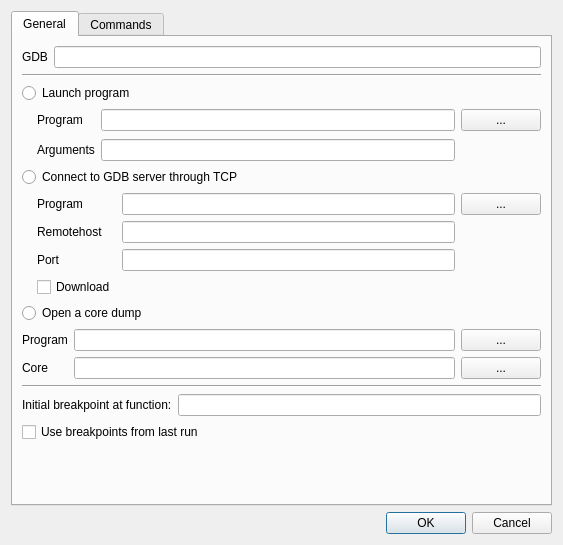
Above: src/opendialog.ui from jhn98032/gede before the change. Below: the same form after it.
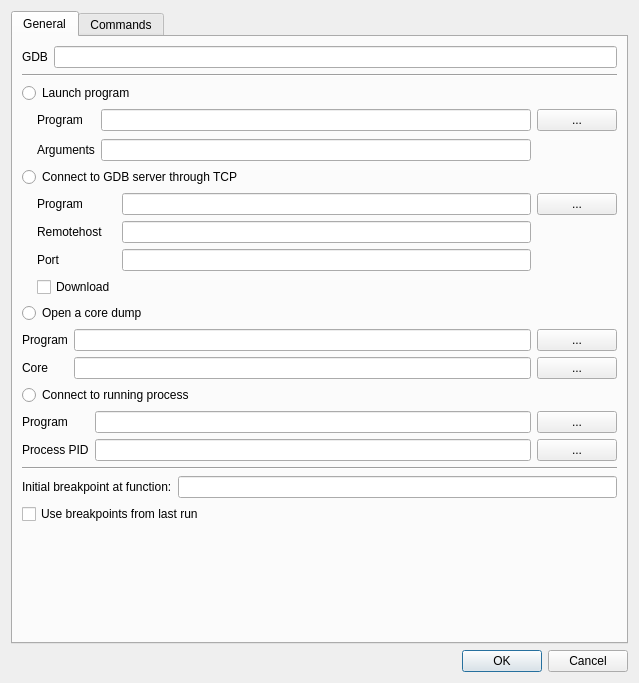
That is the form after the change.

Commit message: Added support for connecting to a running prog

```diff
--- a/src/opendialog.ui
+++ b/src/opendialog.ui
@@ -6,8 +6,8 @@
    <rect>
     <x>0</x>
     <y>0</y>
-    <width>563</width>
-    <height>545</height>
+    <width>639</width>
+    <height>683</height>
    </rect>
   </property>
   <property name="windowTitle">
@@ -205,6 +205,51 @@
          </item>
         </layout>
        </item>
+       <item>
+        <widget class="QRadioButton" name="radioButton_runningProgram">
+         <property name="text">
+          <string>Connect to running process</string>
+         </property>
+        </widget>
+       </item>
+       <item>
+        <layout class="QGridLayout" name="gridLayout_5">
+         <item row="0" column="0">
+          <widget class="QLabel" name="label_10">
+           <property name="text">
+            <string>Program</string>
+           </property>
+          </widget>
+         </item>
+         <item row="0" column="1">
+          <widget class="QLineEdit" name="lineEdit_runningProg"/>
+         </item>
+         <item row="0" column="2">
+          <widget class="QPushButton" name="pushButton_runningProg">
+           <property name="text">
+            <string>...</string>
+           </property>
+          </widget>
+         </item>
+         <item row="1" column="0">
+          <widget class="QLabel" name="label_11">
+           <property name="text">
+            <string>Process PID</string>
+           </property>
+          </widget>
+         </item>
+         <item row="1" column="1">
+          <widget class="QLineEdit" name="lineEdit_pid"/>
+         </item>
+         <item row="1" column="2">
+          <widget class="QPushButton" name="pushButton_runningPid">
+           <property name="text">
+            <string>...</string>
+           </property>
+          </widget>
+         </item>
+        </layout>
+       </item>
        <item>
         <widget class="Line" name="line_2">
          <property name="orientation">
```
The commit also changes 8 other files.
